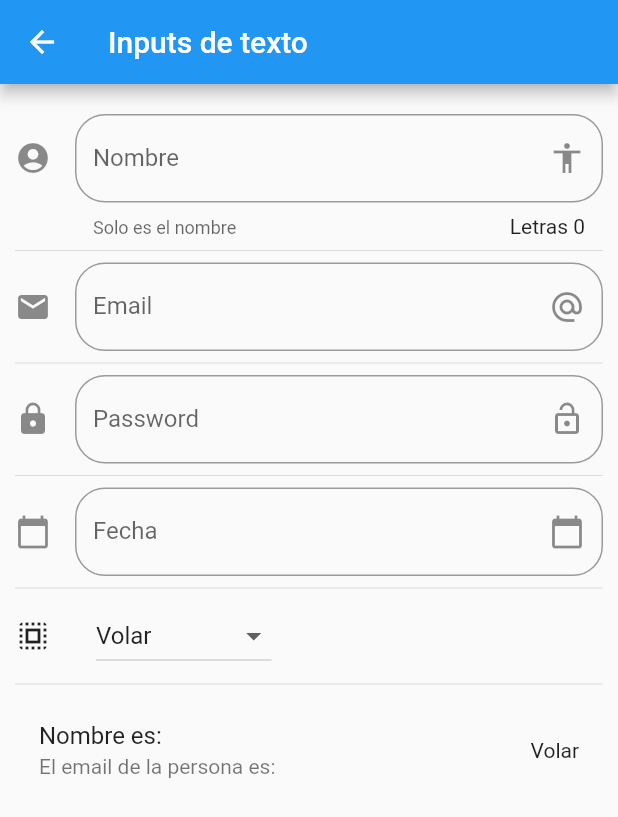
After one commit to Hector070899/Udemy_flutter, a Flutter app: the screen it shows after launch, after a tap on "Inputs", on a phone screen of 412 x 824 dp. The commit adds this screen. Shown: the top 817 px of the screen. Run offline on Flutter 3.47's test engine with Material 2 defaults, Android fonts, the phone set to English and light mode, and no system bars; network calls fail.

Commit message:
Todo bien por el momento hasta dropdown

```diff
--- a/componentes/data/menu_opts.json
+++ b/componentes/data/menu_opts.json
@@ -20,7 +20,13 @@
             "ruta" : "animatedContainer",
             "icon" : "donut_large",
             "texto": "Animated Container"
+        },
+        {
+            "ruta" : "inputs",
+            "icon" : "input",
+            "texto": "Inputs"
         }
+
 
     ]
 }
--- a/componentes/lib/main.dart
+++ b/componentes/lib/main.dart
@@ -1,5 +1,5 @@
 import 'package:componentes/src/pages/alert_page.dart';
-
+import 'package:flutter_localizations/flutter_localizations.dart';
 import 'package:componentes/src/routes/routes.dart';
 import 'package:flutter/material.dart';
 
@@ -11,6 +11,15 @@ class MyApp extends StatelessWidget {
     return MaterialApp(
         title: 'Componentes App',
         debugShowCheckedModeBanner: false,
+        //Implementacion de la dependencia de idioma
+        localizationsDelegates: [
+          GlobalMaterialLocalizations.delegate,
+          GlobalWidgetsLocalizations.delegate
+        ],
+        supportedLocales: [
+          const Locale('en', 'US'),
+          const Locale('es', 'ES'),
+        ],
         //home: HomePage(),
         initialRoute: '/',
         //Route que define la direccion route
--- /dev/null
+++ b/componentes/lib/src/pages/input_page.dart
@@ -0,0 +1,199 @@
+import 'package:flutter/material.dart';
+
+class InputPage extends StatefulWidget {
+  InputPage({Key key}) : super(key: key);
+
+  @override
+  _InputPageState createState() => _InputPageState();
+}
+
+class _InputPageState extends State<InputPage> {
+  String _nombre = '';
+  String _mail = '';
+  String _fecha = '';
+  String _opcionSelec = 'Volar';
+
+  List<String> _poderes = ['Volar', 'Rayos X', 'Super aliento', 'Super Fuerza'];
+
+  //Propiedad que se crea para hacer referencia a la caja de texto
+  //dentro de _crearFecha
+  TextEditingController _inputFieldDate = TextEditingController();
+
+  @override
+  Widget build(BuildContext context) {
+    return Scaffold(
+      appBar: AppBar(
+        title: Text('Inputs de texto'),
+      ),
+      body: ListView(
+        padding: EdgeInsets.symmetric(horizontal: 10.0, vertical: 20.0),
+        children: <Widget>[
+          _crearInput(),
+          Divider(),
+          _crearEmail(),
+          Divider(),
+          _crearPassword(),
+          Divider(),
+          _crearFecha(context),
+          Divider(),
+          _crearDropdown(),
+          Divider(),
+          _crearPersona(),
+        ],
+      ),
+    );
+  }
+
+  //Metodo para crear un input usando TextField
+  Widget _crearInput() {
+    return TextField(
+      decoration: InputDecoration(
+        border: OutlineInputBorder(borderRadius: BorderRadius.circular(20.0)),
+        counter: Text('Letras ${_nombre.length}'),
+        hintText: 'Nombre de la persona',
+        labelText: 'Nombre',
+        helperText: 'Solo es el nombre',
+        suffixIcon: Icon(Icons.accessibility),
+        icon: Icon(Icons.account_circle),
+      ),
+      onChanged: (valor) {
+        //Es necesario que se guarde la igualdad de nombre con valor dentro de
+        //set state por que cada vez que se redibuja el widget cambia de forma inmediata
+        //Si estuviese afuera, tendria que hacer hot reload cada vez que escriba el nombre
+        setState(() {
+          _nombre = valor;
+          print(_nombre);
+        });
+      },
+      //por defecto cuando entra a input se abre el teclado
+      autofocus: false,
+      textCapitalization: TextCapitalization.sentences,
+    );
+  }
+
+  Widget _crearPersona() {
+    return ListTile(
+      title: Text('Nombre es: $_nombre'),
+      subtitle: Text('El email de la persona es: $_mail'),
+      trailing: Text(_opcionSelec),
+    );
+  }
+
+  Widget _crearEmail() {
+    return TextField(
+      keyboardType: TextInputType.emailAddress,
+      decoration: InputDecoration(
+        border: OutlineInputBorder(borderRadius: BorderRadius.circular(20.0)),
+        // counter: Text('Letras ${_mail.length}'),
+        hintText: 'Email de la persona',
+        labelText: 'Email',
+        suffixIcon: Icon(Icons.alternate_email),
+        icon: Icon(Icons.email),
+      ),
+      onChanged: (valor) => setState(() {
+        _mail = valor;
+        print(_nombre);
+      }),
+    );
+  }
+
+  Widget _crearPassword() {
+    return TextField(
+      obscureText: true,
+      decoration: InputDecoration(
+        border: OutlineInputBorder(borderRadius: BorderRadius.circular(20.0)),
+        // counter: Text('Letras ${_mail.length}'),
+        hintText: 'Password de la persona',
+        labelText: 'Password',
+        suffixIcon: Icon(Icons.lock_open),
+        icon: Icon(Icons.lock),
+      ),
+      onChanged: (valor) => setState(() {
+        _mail = valor;
+        print(_nombre);
+      }),
+    );
+  }
+
+  Widget _crearFecha(BuildContext context) {
+    return TextField(
+      enableInteractiveSelection: false,
+      //Asginacion del controlador a la caja de texto
+      controller: _inputFieldDate,
+      decoration: InputDecoration(
+        border: OutlineInputBorder(borderRadius: BorderRadius.circular(20.0)),
+        // counter: Text('Letras ${_mail.length}'),
+        hintText: 'Fecha de nacimiento',
+        labelText: 'Fecha',
+        suffixIcon: Icon(Icons.calendar_today),
+        icon: Icon(Icons.calendar_today),
+      ),
+      onTap: () {
+        FocusScope.of(context).requestFocus(FocusNode());
+        _selectDate(context);
+      },
+    );
+  }
+
+  //Funcion que permite seleccionar la fecha a traves de un
+  //cuadro de fecha(tipico cuadro android)
+  _selectDate(BuildContext context) async {
+    DateTime picked = await showDatePicker(
+        context: context,
+        initialDate: DateTime.now(),
+        firstDate: DateTime(2018),
+        lastDate: DateTime(2050),
+        locale: Locale('es', 'ES'));
+    //Validacion para asignar el valor de la fecha a la caja de texto
+    //Redibujando el valor que se quiere asignar
+    if (picked != null) {
+      setState(() {
+        _fecha = picked.toString();
+        _inputFieldDate.text = _fecha;
+      });
+    }
+  }
+
+  // Creacion de lista de elementos que maneja un string
+  // a nivel interno
+  //contiene un metodo que selecciona las opciones de la lista
+  //_poderes
+  List<DropdownMenuItem<String>> getOpciones() {
+    List<DropdownMenuItem<String>> lista = List();
+
+    _poderes.forEach((poder) {
+      //agrega a la lista temporal los poderes
+      //como si fueran de tipo dropdownmenu
+      lista.add(DropdownMenuItem(
+        child: Text(poder),
+        value: poder,
+      ));
+    });
+
+    //retorna la lista cargada con los poderes
+
+    return lista;
+  }
+
+  //Creacion wicget dropdown
+  Widget _crearDropdown() {
+    return Row(
+      children: [
+        Icon(Icons.select_all),
+        SizedBox(width: 30.0),
+        DropdownButton(
+            //tipo de valor por defecto que va a tener la lista del menu
+            value: _opcionSelec,
+            //Lista de objetos que va a contener el menu
+            items: getOpciones(),
+            //opt es necesario por que el metodo requiere un tipo especifico
+            onChanged: (opt) {
+              setState(() {
+                _opcionSelec = opt;
+              });
+              print(opt);
+            })
+      ],
+    );
+  }
+}
--- a/componentes/lib/src/routes/routes.dart
+++ b/componentes/lib/src/routes/routes.dart
@@ -3,6 +3,7 @@ import 'package:componentes/src/pages/animated_container.dart';
 import 'package:componentes/src/pages/avatar_page.dart';
 import 'package:componentes/src/pages/card_page.dart';
 import 'package:componentes/src/pages/home_page.dart';
+import 'package:componentes/src/pages/input_page.dart';
 import 'package:flutter/material.dart';
 
 Map<String, WidgetBuilder> getApplicationRoutes() {
@@ -12,5 +13,6 @@ Map<String, WidgetBuilder> getApplicationRoutes() {
     'avatar': (BuildContext context) => AvatarPage(),
     'card': (BuildContext context) => CardPage(),
     'animatedContainer': (BuildContext context) => AnimatedContainerPage(),
+    'inputs': (BuildContext context) => InputPage(),
   };
 }
--- a/componentes/lib/src/utils/iconos_string_util.dart
+++ b/componentes/lib/src/utils/iconos_string_util.dart
@@ -6,7 +6,8 @@ final _icons = <String, IconData>{
   'add_alert': Icons.add_alert,
   'accessibility': Icons.accessibility_new,
   'folder_open': Icons.folder_open,
-  'donut_large': Icons.donut_large
+  'donut_large': Icons.donut_large,
+  'input': Icons.input
 };
 
 //Funcion que recibe el nombre del icono y lo asigna a _icons
--- a/componentes/pubspec.yaml
+++ b/componentes/pubspec.yaml
@@ -13,6 +13,8 @@ environment:
 
 dependencies:
   flutter:
+    sdk: flutter
+  flutter_localizations:
     sdk: flutter
 
 
```
Also changed, not shown: componentes/pubspec.lock.
